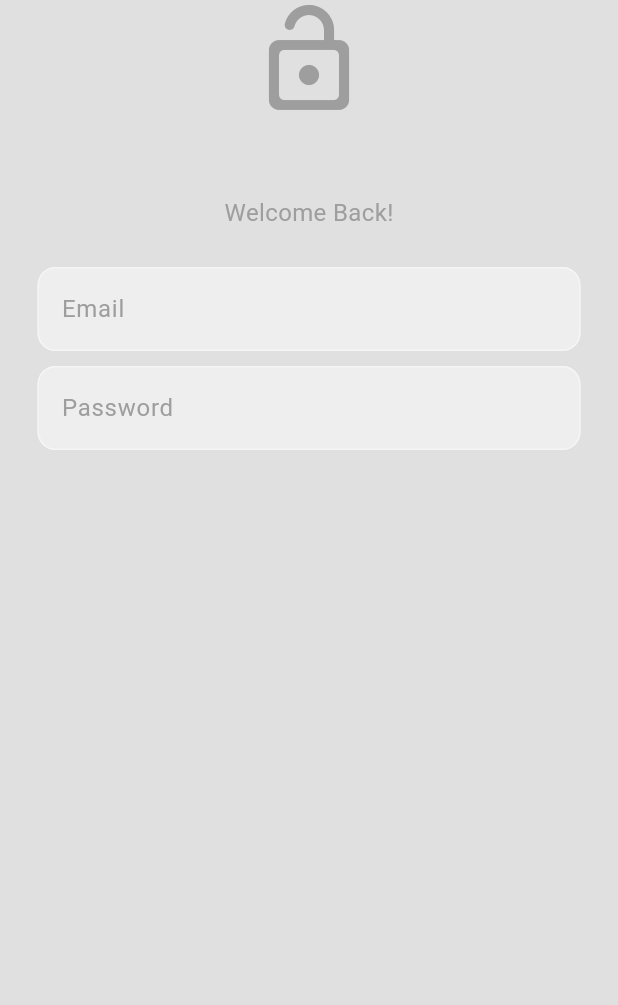
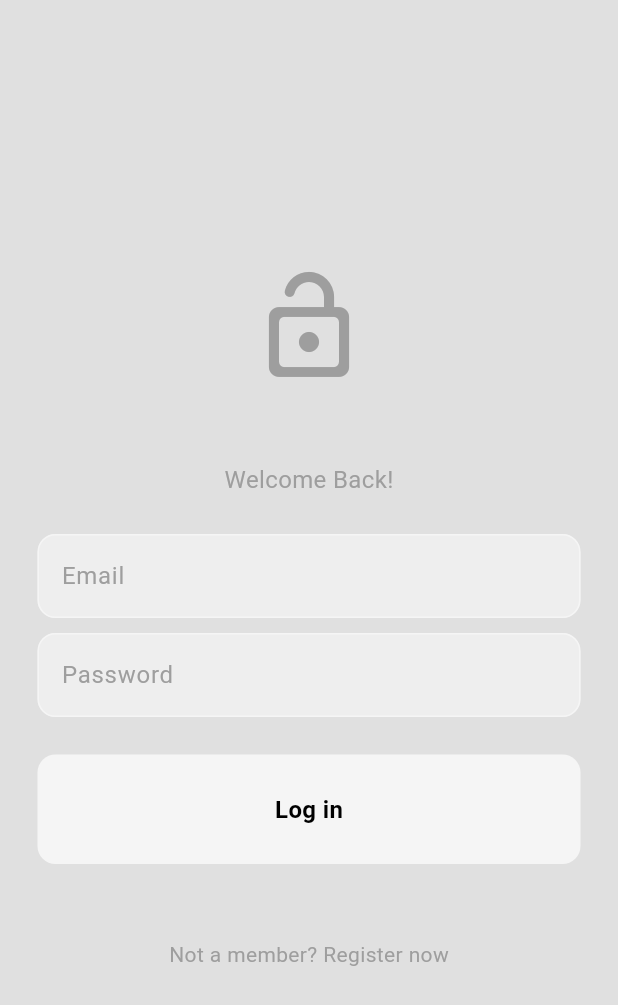
Before and after one commit to pulpetto/Fake-Instagram, a Flutter app: the screen it shows after launch, on a phone screen of 412 x 824 dp. Shown: the top 1005 px of the screen. Run offline on Flutter 3.47's test engine with Material 3 defaults, Android fonts, the phone set to English and light mode, and no system bars; our stand-ins replace firebase_auth, firebase_core, flutter_bloc; accounts and stored records are empty.

Commit message:
visual tweaks

```diff
--- /dev/null
+++ b/lib/features/auth/presentation/components/my_button.dart
@@ -0,0 +1,35 @@
+import 'package:flutter/material.dart';
+
+class MyButton extends StatelessWidget {
+  final void Function()? onTap;
+  final String text;
+
+  const MyButton({
+    super.key,
+    required this.onTap,
+    required this.text,
+  });
+
+  @override
+  Widget build(BuildContext context) {
+    return GestureDetector(
+      onTap: onTap,
+      child: Container(
+        padding: const EdgeInsets.all(25),
+        decoration: BoxDecoration(
+          color: Theme.of(context).colorScheme.tertiary,
+          borderRadius: BorderRadius.circular(12),
+        ),
+        child: Center(
+          child: Text(
+            text,
+            style: const TextStyle(
+              fontWeight: FontWeight.bold,
+              fontSize: 16,
+            ),
+          ),
+        ),
+      ),
+    );
+  }
+}
--- a/lib/features/auth/presentation/pages/login_page.dart
+++ b/lib/features/auth/presentation/pages/login_page.dart
@@ -1,3 +1,4 @@
+import 'package:fake_instagram/features/auth/presentation/components/my_button.dart';
 import 'package:fake_instagram/features/auth/presentation/components/my_text_field.dart';
 import 'package:flutter/material.dart';
 
@@ -20,6 +21,7 @@ class _LoginPageState extends State<LoginPage> {
           child: Padding(
             padding: const EdgeInsets.symmetric(horizontal: 25),
             child: Column(
+              mainAxisAlignment: MainAxisAlignment.center,
               children: [
                 Icon(
                   Icons.lock_open_rounded,
@@ -46,6 +48,15 @@ class _LoginPageState extends State<LoginPage> {
                   hintText: 'Password',
                   obscureText: true,
                 ),
+                const SizedBox(height: 25),
+                MyButton(onTap: () {}, text: 'Log in'),
+                const SizedBox(height: 50),
+                Text(
+                  'Not a member? Register now',
+                  style: TextStyle(
+                    color: Theme.of(context).colorScheme.primary,
+                  ),
+                ),
               ],
             ),
           ),
```
